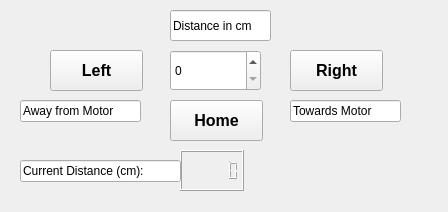
First picture: the form in devices/StepperMotor/Hakeem_StepperMotors.ui, repository nfbeier/15tw-smartsystem, before the edit.
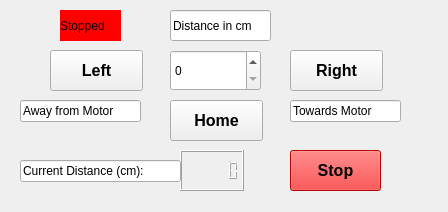
Second picture: the form after the edit.

Commit message: Added safety controls, stop buttons and motor status update

Patch:
```diff
--- a/devices/StepperMotor/Hakeem_StepperMotors.ui
+++ b/devices/StepperMotor/Hakeem_StepperMotors.ui
@@ -192,6 +192,54 @@
     <string>Current Distance (cm):</string>
    </property>
   </widget>
+  <widget class="QPushButton" name="StopButton">
+   <property name="geometry">
+    <rect>
+     <x>290</x>
+     <y>150</y>
+     <width>91</width>
+     <height>41</height>
+    </rect>
+   </property>
+   <property name="font">
+    <font>
+     <pointsize>12</pointsize>
+     <weight>75</weight>
+     <italic>false</italic>
+     <bold>true</bold>
+    </font>
+   </property>
+   <property name="autoFillBackground">
+    <bool>false</bool>
+   </property>
+   <property name="styleSheet">
+    <string notr="true">background-color: rgb(255, 0, 0);</string>
+   </property>
+   <property name="text">
+    <string>Stop</string>
+   </property>
+  </widget>
+  <widget class="QLabel" name="MotorStatusLabel">
+   <property name="geometry">
+    <rect>
+     <x>60</x>
+     <y>10</y>
+     <width>61</width>
+     <height>31</height>
+    </rect>
+   </property>
+   <property name="font">
+    <font>
+     <pointsize>9</pointsize>
+    </font>
+   </property>
+   <property name="styleSheet">
+    <string notr="true">background-color: rgb(255, 0, 0);</string>
+   </property>
+   <property name="text">
+    <string>Stopped</string>
+   </property>
+  </widget>
  </widget>
  <resources/>
  <connections/>
```
The commit also changes 1 other file.
